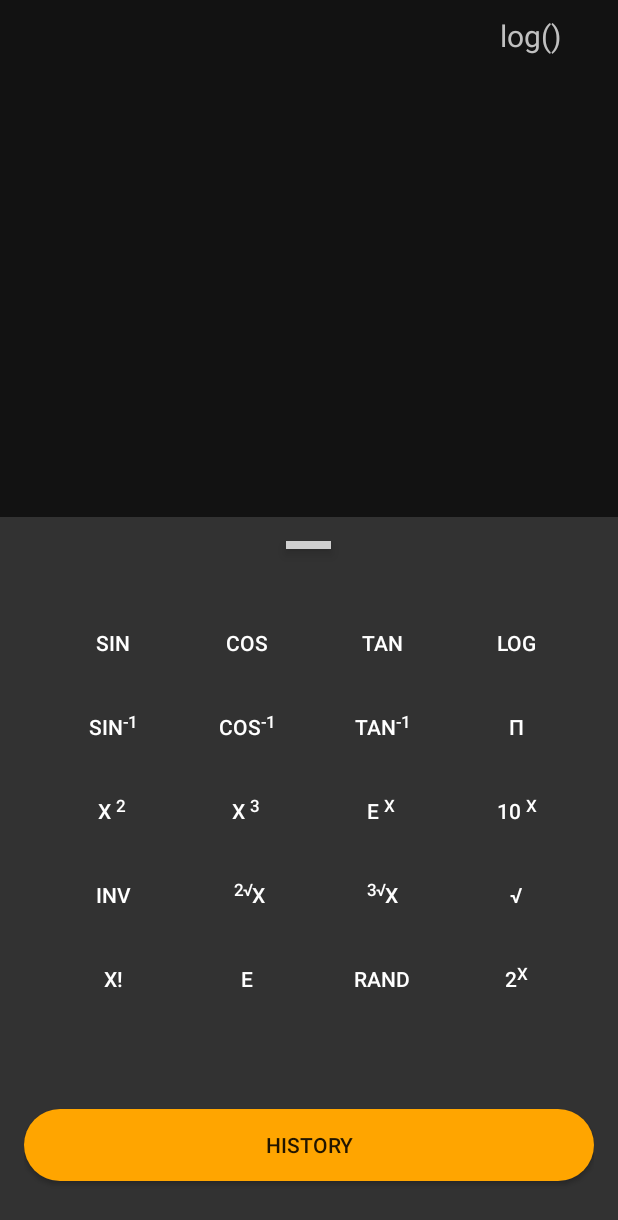
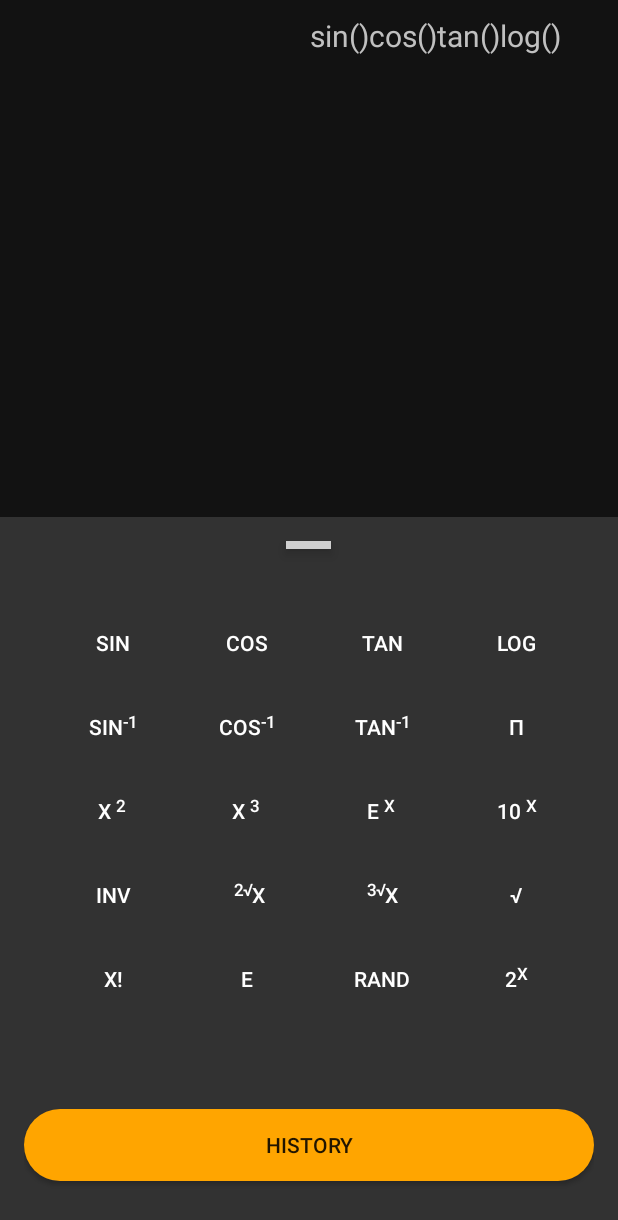
Before and after one commit to ZAHEER-svg/Calculator, an Android app: the screen it shows after launch (MainActivity), after a tap on "LOG", on a phone screen of 412 x 824 dp. Shown: the top 1220 px of the screen. Run offline under Robolectric (Android 15) with nearby library versions, the phone set to English and light mode, and no system bars; plain views replace SlidingUpPanelLayout; 3 other taps on this screen came first.

Commit message:
Fixed some subtle bugs

```diff
--- a/app/src/main/java/com/example/calculator/MainActivity.java
+++ b/app/src/main/java/com/example/calculator/MainActivity.java
@@ -1,11 +1,10 @@
 package com.example.calculator;
 
 import android.os.Bundle;
-import android.text.method.ScrollingMovementMethod;
 import android.util.Log;
 import android.widget.TextView;
 
-
+import androidx.annotation.NonNull;
 import androidx.annotation.Nullable;
 import androidx.appcompat.app.AppCompatActivity;
 
@@ -17,6 +16,9 @@ public class MainActivity extends AppCompatActivity
     private TextView display_expression;
     private TextView history;
     private final String BAD_EXPRESSION_MSG = "Bad Expression";
+    private final String HISTORY_TEXT_KEY = "historyText";
+    private final String DISPLAY_TEXT_KEY = "displayExpression";
+
 
 
     public void disableKeyBoardSystem (){
@@ -31,8 +33,16 @@ public class MainActivity extends AppCompatActivity
 
         history = findViewById(R.id.history);
         display_expression = findViewById(R.id.display_expressions);
-//        display_expression.setMovementMethod(new ScrollingMovementMethod());
         disableKeyBoardSystem();
+
+        if(savedInstanceState != null){
+            String historyText = savedInstanceState.getString(HISTORY_TEXT_KEY);
+            String displayExpress = savedInstanceState.getString(DISPLAY_TEXT_KEY);
+
+            history.setText(historyText);
+            display_expression.setText(displayExpress);
+        }
+
     }
 
 
@@ -80,8 +90,9 @@ public class MainActivity extends AppCompatActivity
 
 
     public void updateHistoryWithFunction(String type){
+        String oldHistoryText = history.getText().toString();
         String display_text =  display_expression.getText().toString();
-        history.setText(String.format("%s(%s)", type, display_text));
+        history.setText(String.format("%s%s(%s)", oldHistoryText, type, display_text));
         clearText();
     }
 
@@ -184,6 +195,16 @@ public class MainActivity extends AppCompatActivity
 
         clearText();
 
-        updateHistory(result);
+        updateHistory(String.format("(%s)", result));
+    }
+
+    @Override
+    protected void onSaveInstanceState(@NonNull Bundle outState) {
+        super.onSaveInstanceState(outState);
+        String historyText = history.getText().toString();
+        String expressionText = display_expression.getText().toString();
+
+        outState.putString(HISTORY_TEXT_KEY, historyText);
+        outState.putString(DISPLAY_TEXT_KEY, expressionText);
     }
 }
--- a/app/src/main/res/layout/main.xml
+++ b/app/src/main/res/layout/main.xml
@@ -40,7 +40,7 @@
             android:textColorHint="@color/purple_500"
             android:textColorLink="#FFA500"
             app:autoSizeMaxTextSize="100sp"
-            app:autoSizeMinTextSize="50sp"
+            app:autoSizeMinTextSize="7sp"
             app:autoSizeTextType="uniform"
             app:layout_constraintEnd_toStartOf="@+id/guideline_right"
             app:layout_constraintHorizontal_bias="1.0"
```
